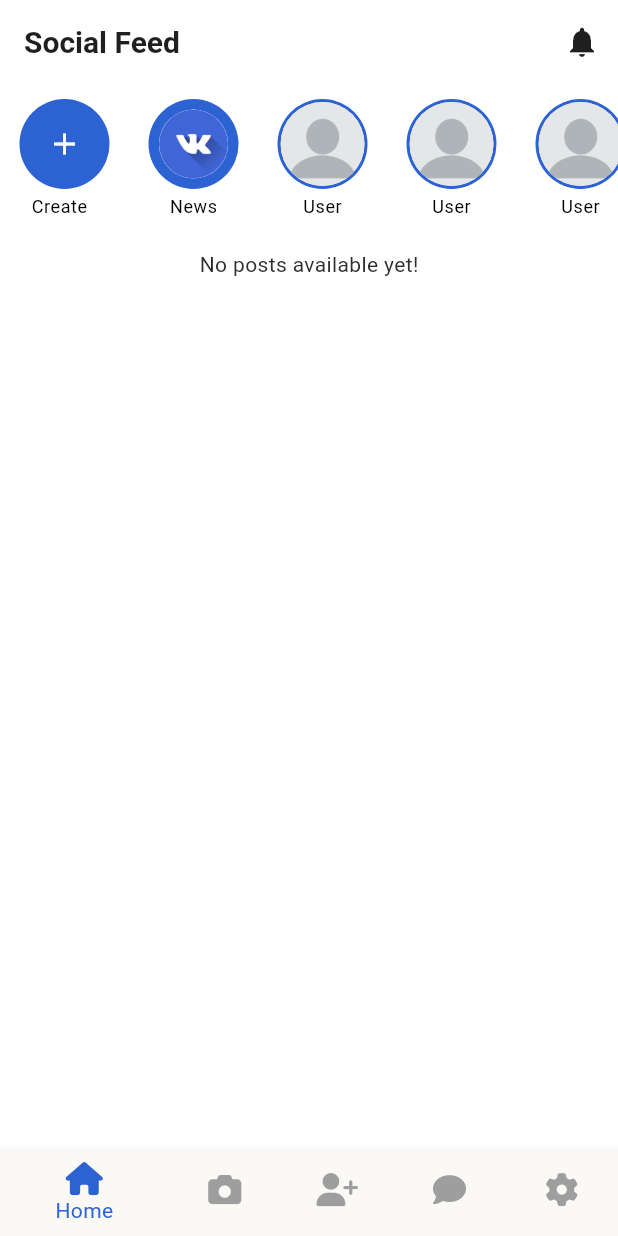
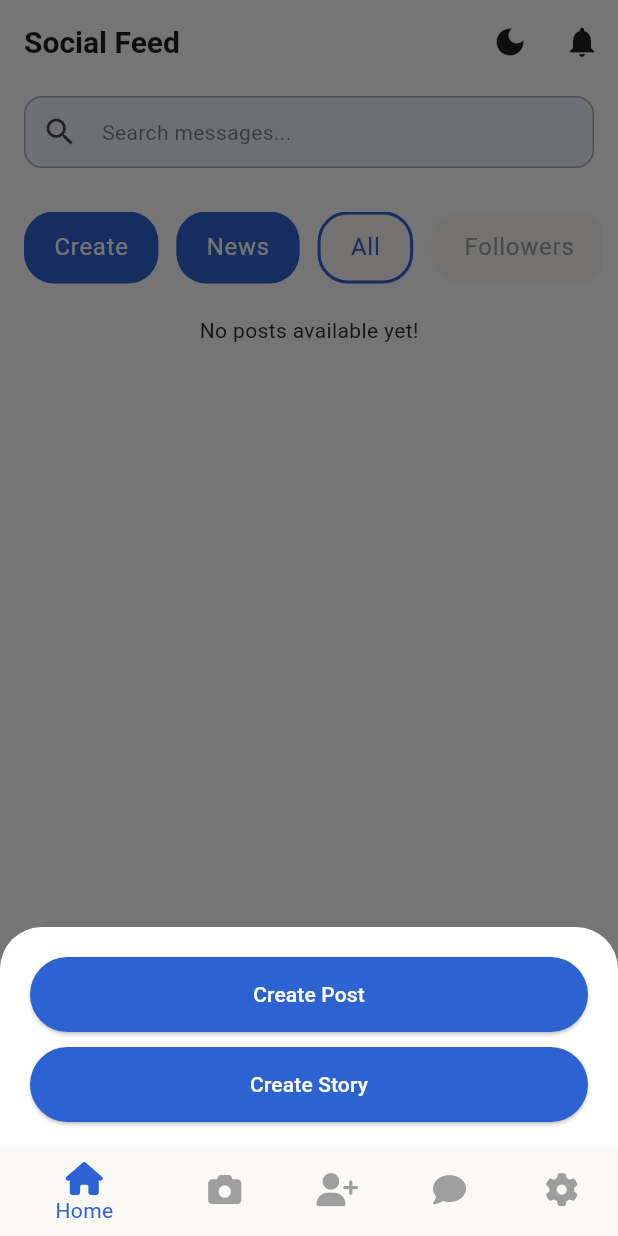
Before and after one commit to moshika38/Flutter-Social-Media-App, a Flutter app: the HomeScreen screen opened by its route, after a tap on "Create", on a phone screen of 412 x 824 dp. Run offline on Flutter 3.47's test engine with Material 3 defaults, Android fonts, the phone set to English and light mode, and no system bars; our stand-ins replace cloud_firestore, firebase_auth, firebase_core, flutter_dotenv, font_awesome_flutter, go_router and 3 more; missing offline and left inert: cloudinary, flutter_facebook_auth; accounts and stored records are empty.

Commit message:
change app ui

```diff
--- a/lib/pages/account_page.dart
+++ b/lib/pages/account_page.dart
@@ -282,11 +282,11 @@ class _AccountPageState extends State<AccountPage> {
                                       context.pushNamed('chat_page',
                                           extra: widget.uid);
                                     },
-                                    icon: Icon(
+                                    icon: const Icon(
                                       Icons.chat_bubble_outline_rounded,
                                       color: Colors.white,
                                     ),
-                                    label: Text(
+                                    label: const Text(
                                       'Message',
                                       style: TextStyle(
                                         color: Colors.white,
--- a/lib/pages/chat_page.dart
+++ b/lib/pages/chat_page.dart
@@ -128,7 +128,7 @@ class _ChatPageState extends State<ChatPage> {
                       if (snapshot.hasData) {
                         final messages = snapshot.data!;
                         if (messages.isEmpty) {
-                          return Expanded(
+                          return const Expanded(
                             child: Center(
                               child: Column(
                                 mainAxisAlignment: MainAxisAlignment.center,
--- a/lib/screen/app_level/chat_screen.dart
+++ b/lib/screen/app_level/chat_screen.dart
@@ -93,7 +93,7 @@ class _ChatScreenState extends State<ChatScreen> {
                         final allUser = snapshot.data;
 
                         if (allUser!.isEmpty) {
-                          return Expanded(
+                          return const Expanded(
                             child: Center(
                               child: Column(
                                 mainAxisAlignment: MainAxisAlignment.center,
--- a/lib/screen/app_level/home_screen.dart
+++ b/lib/screen/app_level/home_screen.dart
@@ -2,14 +2,42 @@ import 'package:flutter/material.dart';
 import 'package:provider/provider.dart';
 import 'package:test_app_flutter/models/post_model.dart';
 import 'package:test_app_flutter/models/user_model.dart';
-import 'package:test_app_flutter/pages/story_view_page.dart';
 import 'package:test_app_flutter/providers/post_provider.dart';
 import 'package:test_app_flutter/providers/user_provider.dart';
+import 'package:test_app_flutter/widget/post_bottom_app_bar.dart';
+import 'package:test_app_flutter/widget/search_bar.dart';
+import 'package:test_app_flutter/widget/toggle_theme_btn.dart';
 import 'package:test_app_flutter/widget/user_post.dart';
-import 'package:test_app_flutter/widget/post_bottom_app_bar.dart';
 
-class HomeScreen extends StatelessWidget {
+class HomeScreen extends StatefulWidget {
   const HomeScreen({super.key});
+
+  @override
+  State<HomeScreen> createState() => _HomeScreenState();
+}
+
+class _HomeScreenState extends State<HomeScreen>
+    with SingleTickerProviderStateMixin {
+  late TabController _tabController;
+  int _selectedCategoryIndex = 0;
+
+  final List<String> categories = [
+    'All',
+    'Followers',
+    'Following',
+  ];
+
+  @override
+  void initState() {
+    super.initState();
+    _tabController = TabController(length: 5, vsync: this);
+  }
+
+  @override
+  void dispose() {
+    _tabController.dispose();
+    super.dispose();
+  }
 
   @override
   Widget build(BuildContext context) {
@@ -24,6 +52,7 @@ class HomeScreen extends StatelessWidget {
           ),
           automaticallyImplyLeading: false,
           actions: [
+            ToggleThemeBtn(),
             IconButton(
               icon: const Icon(Icons.notifications),
               onPressed: () {},
@@ -32,41 +61,40 @@ class HomeScreen extends StatelessWidget {
         ),
         body: Column(
           children: [
-            const SizedBox(height: 10),
+            const CustomSearchBar(),
+            const SizedBox(height: 5),
             SizedBox(
-              height: 100,
+              height: 80,
+              child: Center(
+                child: Padding(
+                  padding: const EdgeInsets.symmetric(horizontal: 10),
                   child: SingleChildScrollView(
                     scrollDirection: Axis.horizontal,
                     child: Row(
                       children: [
-                    SizedBox(
-                      child: GestureDetector(
+                        _buildActionBtn("Create", () {
+                          PostBottomAppBar().showPostBottomAppBar(context);
+                        }),
+                        _buildActionBtn("News", () {}),
+                        ...List.generate(
+                          categories.length,
+                          (index) => CategoryButton(
+                            label: categories[index],
+                            isSelected: _selectedCategoryIndex == index,
                             onTap: () {
-                          PostBottomAppBar().showPostBottomAppBar(context);
+                              setState(() {
+                                _selectedCategoryIndex = index;
+                              });
                             },
-                        child: const CreatePostBtn(),
-                      ),
-                    ),
-                    Row(
-                      children: List.generate(
-                        8,
-                        (index) => GestureDetector(
-                          onTap: () {
-                            StoryViewPage(
-                                    imageList: [],
-                                    userName: '',
-                                    userImage: '',
-                                    uploadTime: '')
-                                .showStoryView(context);
-                          },
-                          child: const UserStoryCard(),
-                        ),
                           ),
                         ),
                       ],
                     ),
                   ),
                 ),
+              ),
+            ),
+            const SizedBox(height: 5),
             Consumer2<PostProvider, UserProvider>(
               builder: (context, postProvider, userProvider, child) =>
                   FutureBuilder(
@@ -131,93 +159,67 @@ class HomeScreen extends StatelessWidget {
       ),
     );
   }
-}
 
-class UserStoryCard extends StatelessWidget {
-  const UserStoryCard({super.key});
-
-  @override
-  Widget build(BuildContext context) {
-    return Container(
-      width: 70, // Increased size
-      margin: const EdgeInsets.symmetric(horizontal: 8),
-      child: Column(
-        children: [
-          CircleAvatar(
-            radius: 30, // Increased radius
-            backgroundColor: Theme.of(context).colorScheme.surface,
-            child: const CircleAvatar(
-              radius: 28, // Inner circle for border effect
-              backgroundImage: AssetImage('assets/images/user.jpg'),
+  Widget _buildActionBtn(String text, VoidCallback onPress) {
+    return GestureDetector(
+      onTap: onPress,
+      child: Container(
+        margin: const EdgeInsets.symmetric(horizontal: 6),
+        padding: const EdgeInsets.symmetric(horizontal: 20, vertical: 12),
+        decoration: BoxDecoration(
+          color: Theme.of(context).colorScheme.surface,
+          borderRadius: BorderRadius.circular(20),
         ),
+        child: Text(
+          text,
+          style: Theme.of(context)
+              .textTheme
+              .bodyLarge
+              ?.copyWith(color: Colors.white),
         ),
-          const SizedBox(height: 4),
-          Text(
-            'User',
-            style: Theme.of(context).textTheme.bodySmall,
-            overflow: TextOverflow.ellipsis,
-          ),
-        ],
       ),
     );
   }
 }
 
-class CreatePostBtn extends StatelessWidget {
-  const CreatePostBtn({super.key});
+class CategoryButton extends StatelessWidget {
+  final String label;
+  final bool isSelected;
+  final VoidCallback onTap;
+
+  const CategoryButton({
+    super.key,
+    required this.label,
+    required this.isSelected,
+    required this.onTap,
+  });
 
   @override
   Widget build(BuildContext context) {
-    return Row(
-      children: [
-        Container(
-          width: 70,
-          margin: const EdgeInsets.symmetric(horizontal: 8),
-          child: Column(
-            crossAxisAlignment: CrossAxisAlignment.center,
-            children: [
-              CircleAvatar(
-                radius: 30,
-                backgroundColor: Theme.of(context).colorScheme.surface,
-                child: const Icon(Icons.add, color: Colors.white),
+    return GestureDetector(
+      onTap: onTap,
+      child: Container(
+        margin: const EdgeInsets.symmetric(horizontal: 6),
+        padding: const EdgeInsets.symmetric(horizontal: 20, vertical: 10),
+        decoration: BoxDecoration(
+          color: Theme.of(context).colorScheme.secondary,
+          border: Border.all(
+            color: isSelected
+                ? Theme.of(context).colorScheme.surface
+                : Theme.of(context).colorScheme.secondary,
+            width: 2,
           ),
-              const SizedBox(height: 4),
-              Text(
-                'Create  ',
-                style: Theme.of(context).textTheme.bodySmall,
-                overflow: TextOverflow.ellipsis,
+          borderRadius: BorderRadius.circular(20),
         ),
-            ],
-          ),
-        ),
-        GestureDetector(
-          onTap: () {
-            StoryViewPage(imageList: [], userName: '', userImage: '', uploadTime: '').showStoryView(context);
-          },
-          child: Container(
-            width: 70, // Increased size
-            margin: const EdgeInsets.symmetric(horizontal: 8),
-            child: Column(
-              children: [
-                CircleAvatar(
-                  radius: 30, // Increased radius
-                  backgroundColor: Theme.of(context).colorScheme.surface,
-                  child: const CircleAvatar(
-                    radius: 23, // Inner circle for border effect
-                    backgroundImage: AssetImage('assets/images/icon2.png'),
-                  ),
-                ),
-                const SizedBox(height: 4),
-                Text(
-                  'News',
-                  style: Theme.of(context).textTheme.bodySmall,
-                  overflow: TextOverflow.ellipsis,
-                ),
-              ],
+        child: Text(
+          label,
+          style: Theme.of(context).textTheme.bodyLarge?.copyWith(
+                color: isSelected
+                    ? Theme.of(context).colorScheme.surface
+                    : Colors.grey,
               ),
         ),
       ),
-      ],
     );
   }
 }
--- a/lib/screen/app_level/story_screen.dart
+++ b/lib/screen/app_level/story_screen.dart
@@ -7,6 +7,7 @@ import 'package:test_app_flutter/models/user_model.dart';
 import 'package:test_app_flutter/pages/story_view_page.dart';
 import 'package:test_app_flutter/providers/user_provider.dart';
 import 'package:test_app_flutter/utils/app_url.dart';
+import 'package:test_app_flutter/widget/toggle_theme_btn.dart';
 
 class StoryScreen extends StatefulWidget {
   const StoryScreen({super.key});
@@ -25,6 +26,7 @@ class _StoryScreenState extends State<StoryScreen> {
             'Stories',
             style: TextStyle(fontWeight: FontWeight.bold),
           ),
+          actions: [ToggleThemeBtn()],
         ),
         body: Consumer<UserProvider>(
           builder: (context, userProvider, child) => FutureBuilder(
--- a/lib/widget/chat_user_cart.dart
+++ b/lib/widget/chat_user_cart.dart
@@ -60,7 +60,7 @@ class ChatUserCart extends StatelessWidget {
                         ),
                       ),
                     )
-                  : SizedBox.shrink(),
+                  : const SizedBox.shrink(),
             ],
           ),
           title: Row(
@@ -93,11 +93,11 @@ class ChatUserCart extends StatelessWidget {
                   ),
                 ),
                 senderId == FirebaseAuth.instance.currentUser!.uid && isSeen
-                    ? Icon(
+                    ? const Icon(
                         Icons.checklist_outlined,
                         color: Colors.green,
                       )
-                    : Icon(Icons.checklist_outlined, color: Colors.grey),
+                    : const Icon(Icons.checklist_outlined, color: Colors.grey),
               ],
             ),
           ),
--- /dev/null
+++ b/lib/widget/search_bar.dart
@@ -0,0 +1,44 @@
+import 'package:flutter/material.dart';
+
+class CustomSearchBar extends StatelessWidget {
+  const CustomSearchBar({super.key});
+
+  @override
+  Widget build(BuildContext context) {
+    return Container(
+      margin: const EdgeInsets.symmetric(horizontal: 16.0, vertical: 8.0),
+      decoration: BoxDecoration(
+        color: Theme.of(context).colorScheme.surface.withOpacity(0.08),
+        borderRadius: BorderRadius.circular(12),
+      ),
+      child: TextField(
+        style: Theme.of(context).textTheme.bodyMedium,
+        decoration: InputDecoration(
+          hintText: 'Search messages...',
+          hintStyle: Theme.of(context).textTheme.bodyMedium?.copyWith(
+                color: Theme.of(context).colorScheme.onSurface.withOpacity(0.5),
+              ),
+          prefixIcon: Icon(
+            Icons.search,
+            color: Theme.of(context).colorScheme.onSurface.withOpacity(0.7),
+          ),
+          enabledBorder: OutlineInputBorder(
+            borderRadius: BorderRadius.circular(12),
+            borderSide: BorderSide(
+              color: Theme.of(context).colorScheme.outline.withOpacity(0.3),
+            ),
+          ),
+          focusedBorder: OutlineInputBorder(
+            borderRadius: BorderRadius.circular(12),
+            borderSide: BorderSide(
+              color: Theme.of(context).colorScheme.primary,
+              width: 1.5,
+            ),
+          ),
+          contentPadding:
+              const EdgeInsets.symmetric(horizontal: 16, vertical: 12),
+        ),
+      ),
+    );
+  }
+}
```
Also changed, not shown: assets/images/home_bg.jpg (added). Lines whose indentation alone changed are shown as unchanged.
